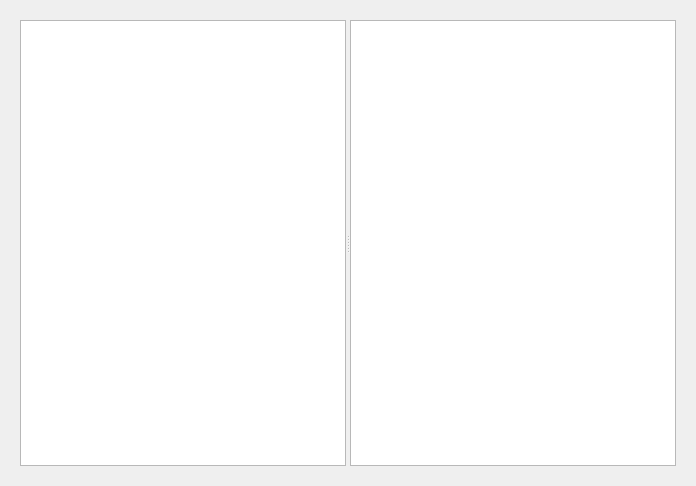
griefly/griefly, file Sources/mapeditorform.ui: the form before one commit.
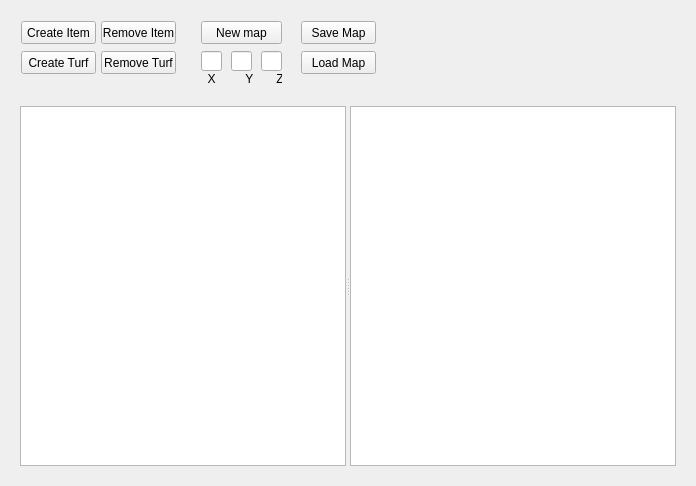
The form after the commit.

Commit message: Gui, but without functionality #74

What changed in the file:
```diff
--- a/Sources/mapeditorform.ui
+++ b/Sources/mapeditorform.ui
@@ -15,26 +15,180 @@
   </property>
   <layout class="QGridLayout" name="gridLayout_2">
    <item row="0" column="0">
-    <widget class="QWidget" name="widget" native="true">
-     <layout class="QGridLayout" name="gridLayout">
-      <item row="0" column="0">
-       <widget class="QSplitter" name="splitter">
-        <property name="orientation">
-         <enum>Qt::Horizontal</enum>
+    <layout class="QVBoxLayout" name="verticalLayout">
+     <item>
+      <widget class="QWidget" name="widgetButtons" native="true">
+       <property name="minimumSize">
+        <size>
+         <width>0</width>
+         <height>80</height>
+        </size>
+       </property>
+       <property name="maximumSize">
+        <size>
+         <width>16777215</width>
+         <height>80</height>
+        </size>
+       </property>
+       <widget class="QPushButton" name="createItem">
+        <property name="geometry">
+         <rect>
+          <x>10</x>
+          <y>10</y>
+          <width>75</width>
+          <height>23</height>
+         </rect>
         </property>
-        <widget class="QListWidget" name="listWidget">
-         <property name="minimumSize">
-          <size>
-           <width>300</width>
-           <height>0</height>
-          </size>
-         </property>
-        </widget>
-        <widget class="QGraphicsView" name="graphicsView"/>
+        <property name="text">
+         <string>Create Item</string>
+        </property>
        </widget>
-      </item>
-     </layout>
-    </widget>
+       <widget class="QPushButton" name="createTurf">
+        <property name="geometry">
+         <rect>
+          <x>10</x>
+          <y>40</y>
+          <width>75</width>
+          <height>23</height>
+         </rect>
+        </property>
+        <property name="text">
+         <string>Create Turf</string>
+        </property>
+       </widget>
+       <widget class="QPushButton" name="newMap">
+        <property name="geometry">
+         <rect>
+          <x>190</x>
+          <y>10</y>
+          <width>81</width>
+          <height>23</height>
+         </rect>
+        </property>
+        <property name="text">
+         <string>New map</string>
+        </property>
+       </widget>
+       <widget class="QLineEdit" name="posxEdit">
+        <property name="geometry">
+         <rect>
+          <x>190</x>
+          <y>40</y>
+          <width>21</width>
+          <height>20</height>
+         </rect>
+        </property>
+       </widget>
+       <widget class="QLineEdit" name="posyEdit">
+        <property name="geometry">
+         <rect>
+          <x>220</x>
+          <y>40</y>
+          <width>21</width>
+          <height>20</height>
+         </rect>
+        </property>
+       </widget>
+       <widget class="QLineEdit" name="poszEdit">
+        <property name="geometry">
+         <rect>
+          <x>250</x>
+          <y>40</y>
+          <width>21</width>
+          <height>20</height>
+         </rect>
+        </property>
+       </widget>
+       <widget class="QLabel" name="xyz_label">
+        <property name="geometry">
+         <rect>
+          <x>190</x>
+          <y>60</y>
+          <width>81</width>
+          <height>16</height>
+         </rect>
+        </property>
+        <property name="text">
+         <string>  X         Y       Z</string>
+        </property>
+       </widget>
+       <widget class="QPushButton" name="removeItem">
+        <property name="geometry">
+         <rect>
+          <x>90</x>
+          <y>10</y>
+          <width>75</width>
+          <height>23</height>
+         </rect>
+        </property>
+        <property name="text">
+         <string>Remove Item</string>
+        </property>
+       </widget>
+       <widget class="QPushButton" name="removeTurf">
+        <property name="geometry">
+         <rect>
+          <x>90</x>
+          <y>40</y>
+          <width>75</width>
+          <height>23</height>
+         </rect>
+        </property>
+        <property name="text">
+         <string>Remove Turf</string>
+        </property>
+       </widget>
+       <widget class="QPushButton" name="saveMap">
+        <property name="geometry">
+         <rect>
+          <x>290</x>
+          <y>10</y>
+          <width>75</width>
+          <height>23</height>
+         </rect>
+        </property>
+        <property name="text">
+         <string>Save Map</string>
+        </property>
+       </widget>
+       <widget class="QPushButton" name="loadMap">
+        <property name="geometry">
+         <rect>
+          <x>290</x>
+          <y>40</y>
+          <width>75</width>
+          <height>23</height>
+         </rect>
+        </property>
+        <property name="text">
+         <string>Load Map</string>
+        </property>
+       </widget>
+      </widget>
+     </item>
+     <item>
+      <widget class="QWidget" name="widget" native="true">
+       <layout class="QGridLayout" name="gridLayout">
+        <item row="0" column="0">
+         <widget class="QSplitter" name="splitter">
+          <property name="orientation">
+           <enum>Qt::Horizontal</enum>
+          </property>
+          <widget class="QListWidget" name="listWidget">
+           <property name="minimumSize">
+            <size>
+             <width>150</width>
+             <height>0</height>
+            </size>
+           </property>
+          </widget>
+          <widget class="QGraphicsView" name="graphicsView"/>
+         </widget>
+        </item>
+       </layout>
+      </widget>
+     </item>
+    </layout>
    </item>
   </layout>
  </widget>
```
The commit also changes 1 other file.
